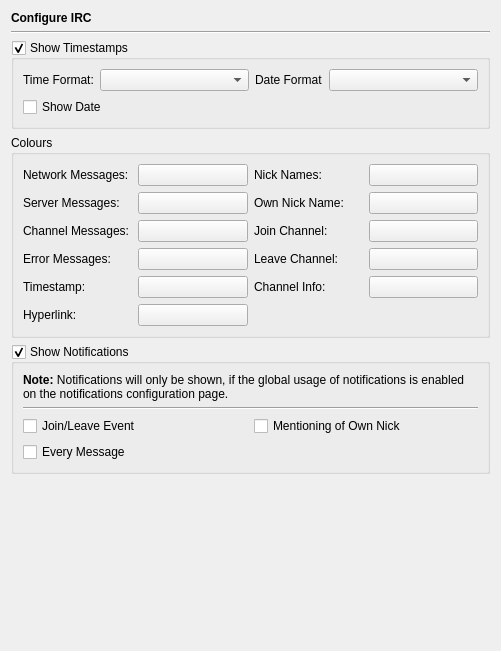
This is Preferences/ConfigurationPages/IrcPage.ui in testmana2/test as Qt 5 draws it before an edit. The edited form follows.
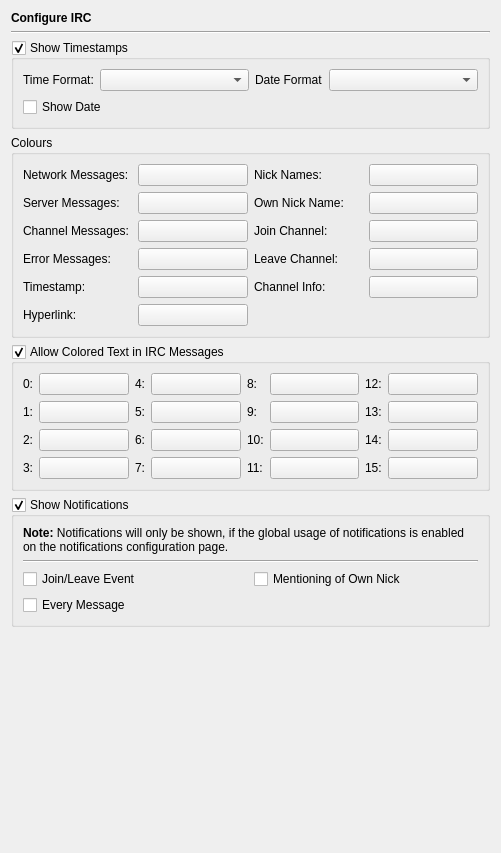
This is the edited form.

Commit message: Introduced support for colored IRC texts.

Patch:
```diff
--- a/Preferences/ConfigurationPages/IrcPage.ui
+++ b/Preferences/ConfigurationPages/IrcPage.ui
@@ -7,7 +7,7 @@
     <x>0</x>
     <y>0</y>
     <width>501</width>
-    <height>651</height>
+    <height>853</height>
    </rect>
   </property>
   <layout class="QVBoxLayout" name="verticalLayout">
@@ -358,6 +358,293 @@
      </layout>
     </widget>
    </item>
+   <item>
+    <widget class="QGroupBox" name="textColoursGroup">
+     <property name="toolTip">
+      <string>Enable to allow coloured text in IRC messages</string>
+     </property>
+     <property name="title">
+      <string>Allow Colored Text in IRC Messages</string>
+     </property>
+     <property name="checkable">
+      <bool>true</bool>
+     </property>
+     <layout class="QGridLayout" name="gridLayout_4">
+      <item row="0" column="0">
+       <widget class="QLabel" name="label_15">
+        <property name="text">
+         <string notr="true">0:</string>
+        </property>
+       </widget>
+      </item>
+      <item row="0" column="1">
+       <widget class="QPushButton" name="ircColor0Button">
+        <property name="sizePolicy">
+         <sizepolicy hsizetype="Expanding" vsizetype="Fixed">
+          <horstretch>0</horstretch>
+          <verstretch>0</verstretch>
+         </sizepolicy>
+        </property>
+       </widget>
+      </item>
+      <item row="0" column="2">
+       <widget class="QLabel" name="label_19">
+        <property name="text">
+         <string notr="true">4:</string>
+        </property>
+       </widget>
+      </item>
+      <item row="0" column="3">
+       <widget class="QPushButton" name="ircColor4Button">
+        <property name="sizePolicy">
+         <sizepolicy hsizetype="Expanding" vsizetype="Fixed">
+          <horstretch>0</horstretch>
+          <verstretch>0</verstretch>
+         </sizepolicy>
+        </property>
+       </widget>
+      </item>
+      <item row="0" column="4">
+       <widget class="QLabel" name="label_23">
+        <property name="text">
+         <string notr="true">8:</string>
+        </property>
+       </widget>
+      </item>
+      <item row="0" column="5">
+       <widget class="QPushButton" name="ircColor8Button">
+        <property name="sizePolicy">
+         <sizepolicy hsizetype="Expanding" vsizetype="Fixed">
+          <horstretch>0</horstretch>
+          <verstretch>0</verstretch>
+         </sizepolicy>
+        </property>
+       </widget>
+      </item>
+      <item row="0" column="6">
+       <widget class="QLabel" name="label_27">
+        <property name="text">
+         <string notr="true">12:</string>
+        </property>
+       </widget>
+      </item>
+      <item row="0" column="7">
+       <widget class="QPushButton" name="ircColor12Button">
+        <property name="sizePolicy">
+         <sizepolicy hsizetype="Expanding" vsizetype="Fixed">
+          <horstretch>0</horstretch>
+          <verstretch>0</verstretch>
+         </sizepolicy>
+        </property>
+       </widget>
+      </item>
+      <item row="1" column="0">
+       <widget class="QLabel" name="label_16">
+        <property name="text">
+         <string notr="true">1:</string>
+        </property>
+       </widget>
+      </item>
+      <item row="1" column="1">
+       <widget class="QPushButton" name="ircColor1Button">
+        <property name="sizePolicy">
+         <sizepolicy hsizetype="Expanding" vsizetype="Fixed">
+          <horstretch>0</horstretch>
+          <verstretch>0</verstretch>
+         </sizepolicy>
+        </property>
+       </widget>
+      </item>
+      <item row="1" column="2">
+       <widget class="QLabel" name="label_20">
+        <property name="text">
+         <string notr="true">5:</string>
+        </property>
+       </widget>
+      </item>
+      <item row="1" column="3">
+       <widget class="QPushButton" name="ircColor5Button">
+        <property name="sizePolicy">
+         <sizepolicy hsizetype="Expanding" vsizetype="Fixed">
+          <horstretch>0</horstretch>
+          <verstretch>0</verstretch>
+         </sizepolicy>
+        </property>
+       </widget>
+      </item>
+      <item row="1" column="4">
+       <widget class="QLabel" name="label_24">
+        <property name="text">
+         <string notr="true">9:</string>
+        </property>
+       </widget>
+      </item>
+      <item row="1" column="5">
+       <widget class="QPushButton" name="ircColor9Button">
+        <property name="sizePolicy">
+         <sizepolicy hsizetype="Expanding" vsizetype="Fixed">
+          <horstretch>0</horstretch>
+          <verstretch>0</verstretch>
+         </sizepolicy>
+        </property>
+       </widget>
+      </item>
+      <item row="1" column="6">
+       <widget class="QLabel" name="label_28">
+        <property name="text">
+         <string notr="true">13:</string>
+        </property>
+       </widget>
+      </item>
+      <item row="1" column="7">
+       <widget class="QPushButton" name="ircColor13Button">
+        <property name="sizePolicy">
+         <sizepolicy hsizetype="Expanding" vsizetype="Fixed">
+          <horstretch>0</horstretch>
+          <verstretch>0</verstretch>
+         </sizepolicy>
+        </property>
+       </widget>
+      </item>
+      <item row="2" column="0">
+       <widget class="QLabel" name="label_17">
+        <property name="text">
+         <string notr="true">2:</string>
+        </property>
+       </widget>
+      </item>
+      <item row="2" column="1">
+       <widget class="QPushButton" name="ircColor2Button">
+        <property name="sizePolicy">
+         <sizepolicy hsizetype="Expanding" vsizetype="Fixed">
+          <horstretch>0</horstretch>
+          <verstretch>0</verstretch>
+         </sizepolicy>
+        </property>
+       </widget>
+      </item>
+      <item row="2" column="2">
+       <widget class="QLabel" name="label_21">
+        <property name="text">
+         <string notr="true">6:</string>
+        </property>
+       </widget>
+      </item>
+      <item row="2" column="3">
+       <widget class="QPushButton" name="ircColor6Button">
+        <property name="sizePolicy">
+         <sizepolicy hsizetype="Expanding" vsizetype="Fixed">
+          <horstretch>0</horstretch>
+          <verstretch>0</verstretch>
+         </sizepolicy>
+        </property>
+       </widget>
+      </item>
+      <item row="2" column="4">
+       <widget class="QLabel" name="label_25">
+        <property name="text">
+         <string notr="true">10:</string>
+        </property>
+       </widget>
+      </item>
+      <item row="2" column="5">
+       <widget class="QPushButton" name="ircColor10Button">
+        <property name="sizePolicy">
+         <sizepolicy hsizetype="Expanding" vsizetype="Fixed">
+          <horstretch>0</horstretch>
+          <verstretch>0</verstretch>
+         </sizepolicy>
+        </property>
+       </widget>
+      </item>
+      <item row="2" column="6">
+       <widget class="QLabel" name="label_29">
+        <property name="text">
+         <string notr="true">14:</string>
+        </property>
+       </widget>
+      </item>
+      <item row="2" column="7">
+       <widget class="QPushButton" name="ircColor14Button">
+        <property name="sizePolicy">
+         <sizepolicy hsizetype="Expanding" vsizetype="Fixed">
+          <horstretch>0</horstretch>
+          <verstretch>0</verstretch>
+         </sizepolicy>
+        </property>
+       </widget>
+      </item>
+      <item row="3" column="0">
+       <widget class="QLabel" name="label_18">
+        <property name="text">
+         <string notr="true">3:</string>
+        </property>
+       </widget>
+      </item>
+      <item row="3" column="1">
+       <widget class="QPushButton" name="ircColor3Button">
+        <property name="sizePolicy">
+         <sizepolicy hsizetype="Expanding" vsizetype="Fixed">
+          <horstretch>0</horstretch>
+          <verstretch>0</verstretch>
+         </sizepolicy>
+        </property>
+       </widget>
+      </item>
+      <item row="3" column="2">
+       <widget class="QLabel" name="label_22">
+        <property name="text">
+         <string notr="true">7:</string>
+        </property>
+       </widget>
+      </item>
+      <item row="3" column="3">
+       <widget class="QPushButton" name="ircColor7Button">
+        <property name="sizePolicy">
+         <sizepolicy hsizetype="Expanding" vsizetype="Fixed">
+          <horstretch>0</horstretch>
+          <verstretch>0</verstretch>
+         </sizepolicy>
+        </property>
+       </widget>
+      </item>
+      <item row="3" column="4">
+       <widget class="QLabel" name="label_26">
+        <property name="text">
+         <string notr="true">11:</string>
+        </property>
+       </widget>
+      </item>
+      <item row="3" column="5">
+       <widget class="QPushButton" name="ircColor11Button">
+        <property name="sizePolicy">
+         <sizepolicy hsizetype="Expanding" vsizetype="Fixed">
+          <horstretch>0</horstretch>
+          <verstretch>0</verstretch>
+         </sizepolicy>
+        </property>
+       </widget>
+      </item>
+      <item row="3" column="6">
+       <widget class="QLabel" name="label_30">
+        <property name="text">
+         <string notr="true">15:</string>
+        </property>
+       </widget>
+      </item>
+      <item row="3" column="7">
+       <widget class="QPushButton" name="ircColor15Button">
+        <property name="sizePolicy">
+         <sizepolicy hsizetype="Expanding" vsizetype="Fixed">
+          <horstretch>0</horstretch>
+          <verstretch>0</verstretch>
+         </sizepolicy>
+        </property>
+       </widget>
+      </item>
+     </layout>
+    </widget>
+   </item>
    <item>
     <widget class="QGroupBox" name="notificationsGroup">
      <property name="title">
```
Left out of the diff: 22 changed lines with no effect on the pictures. The commit also changes 5 other files.
